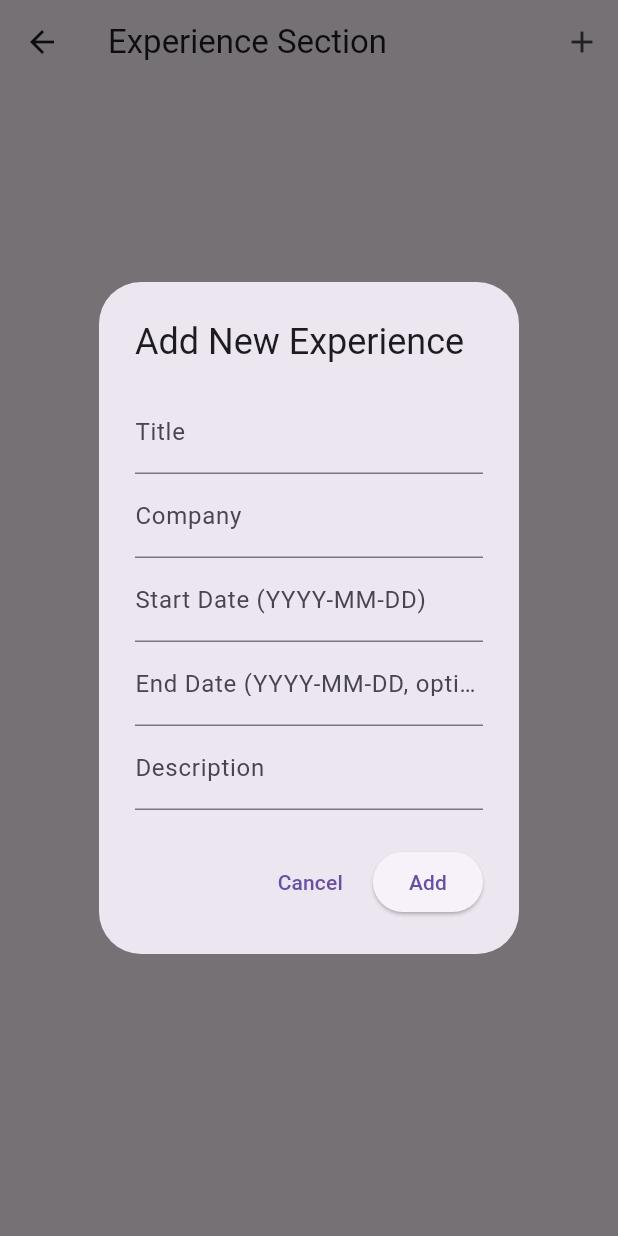
After one commit to Hidayattullah/porto_cv, a Flutter app: the ExperienceSec screen opened directly, after a tap on the "add" icon, on a phone screen of 412 x 824 dp. The commit adds this screen. Run offline on Flutter 3.47's test engine with Material 3 defaults, Android fonts, the phone set to English and light mode, and no system bars; our stand-ins replace cloud_firestore, equatable, firebase_auth, firebase_core, flutter_bloc, flutter_sticky_header and 1 more; accounts and stored records are empty; statements that could not run were skipped.

Commit message:
memperbaiki refresh content

```diff
--- a/lib/presentation/pages/auth/login.dart
+++ b/lib/presentation/pages/auth/login.dart
@@ -26,6 +26,7 @@ class LoginPage extends StatelessWidget {
               SnackBar(
                 content: Text(state.message),
                 backgroundColor: Colors.red,
+                behavior: SnackBarBehavior.floating,
               ),
             );
           }
--- /dev/null
+++ b/lib/presentation/pages/experience/experience_add.dart
@@ -0,0 +1,91 @@
+import 'package:flutter/material.dart';
+import '../../../domain/entities/experience_entity.dart';
+
+class AddExperienceDialog extends StatelessWidget {
+  final Function(ExperienceEntity) onAddExperience;
+
+  const AddExperienceDialog({super.key, required this.onAddExperience});
+
+  @override
+  Widget build(BuildContext context) {
+    final titleController = TextEditingController();
+    final companyController = TextEditingController();
+    final descriptionController = TextEditingController();
+    final startDateController = TextEditingController();
+    final endDateController = TextEditingController();
+
+    return AlertDialog(
+      title: const Text('Add New Experience'),
+      content: SingleChildScrollView(
+        child: Column(
+          mainAxisSize: MainAxisSize.min,
+          children: [
+            TextField(
+              controller: titleController,
+              decoration: const InputDecoration(labelText: 'Title'),
+            ),
+            TextField(
+              controller: companyController,
+              decoration: const InputDecoration(labelText: 'Company'),
+            ),
+            TextField(
+              controller: startDateController,
+              decoration: const InputDecoration(labelText: 'Start Date (YYYY-MM-DD)'),
+            ),
+            TextField(
+              controller: endDateController,
+              decoration: const InputDecoration(labelText: 'End Date (YYYY-MM-DD, optional)'),
+            ),
+            TextField(
+              controller: descriptionController,
+              decoration: const InputDecoration(labelText: 'Description'),
+            ),
+          ],
+        ),
+      ),
+      actions: [
+        TextButton(
+          child: const Text('Cancel'),
+          onPressed: () {
+            Navigator.of(context).pop();
+          },
+        ),
+        ElevatedButton(
+          child: const Text('Add'),
+          onPressed: () {
+            final title = titleController.text;
+            final company = companyController.text;
+            final description = descriptionController.text;
+            final startDate = DateTime.tryParse(startDateController.text);
+            final endDate = endDateController.text.isNotEmpty
+                ? DateTime.tryParse(endDateController.text)
+                : null;
+
+            if (title.isNotEmpty && company.isNotEmpty && startDate != null && description.isNotEmpty) {
+              final newExperience = ExperienceEntity(
+                id: '', // ID akan digenerate saat menambah ke database
+                title: title,
+                company: company,
+                startDate: startDate,
+                endDate: endDate,
+                description: description,
+                tags: [], // Kosongkan atau isi dengan tags yang sesuai
+              );
+
+              onAddExperience(newExperience);
+              Navigator.of(context).pop(); // Tutup dialog setelah menambah
+            } else {
+              // Tampilkan pesan kesalahan atau feedback ke user jika input tidak valid
+              ScaffoldMessenger.of(context).showSnackBar(
+                const SnackBar(
+                  content: Text('Please fill all required fields.'),
+                  behavior: SnackBarBehavior.floating,
+                ),
+              );
+            }
+          },
+        ),
+      ],
+    );
+  }
+}
--- /dev/null
+++ b/lib/presentation/pages/experience/experience_body.dart
@@ -0,0 +1,151 @@
+import 'package:flutter/material.dart';
+import 'package:flutter_bloc/flutter_bloc.dart';
+import '../../cubits/experience/experience_cubit.dart';
+import '../../cubits/experience/experience_state.dart';
+import '../../widgets/cards/ovalcard.dart';
+import 'package:firebase_auth/firebase_auth.dart';
+import 'package:intl/intl.dart';
+import 'experience_add.dart';
+import 'experience_update.dart'; // Import dialog
+
+class ExperienceSec extends StatefulWidget {
+  const ExperienceSec({super.key});
+
+  @override
+  _ExperienceSecState createState() => _ExperienceSecState();
+}
+
+class _ExperienceSecState extends State<ExperienceSec> {
+  late final FirebaseAuth _auth;
+  User? _user;
+
+  @override
+  void initState() {
+    super.initState();
+    _auth = FirebaseAuth.instance;
+    _user = _auth.currentUser;
+
+    // Listener untuk perubahan status autentikasi
+    _auth.authStateChanges().listen((User? user) {
+      if (!mounted) return; // Cek apakah widget masih terpasang sebelum melakukan operasi UI
+      setState(() {
+        _user = user;
+      });
+
+      // Refresh data ketika user logout
+      if (user == null) {
+        context.read<ExperienceCubit>().fetchExperiences();
+      }
+    });
+
+    // Memanggil fungsi untuk memuat data pengalaman saat widget pertama kali dibangun
+    context.read<ExperienceCubit>().fetchExperiences();
+  }
+
+  String formatDate(DateTime date) {
+    // Mengubah format tanggal menjadi ddMMyyyy
+    return DateFormat('ddMMyyyy').format(date);
+  }
+
+  @override
+  Widget build(BuildContext context) {
+    return Scaffold(
+      appBar: AppBar(
+        title: const Text('Experience Section'),
+        actions: [
+          if (_user != null)
+            IconButton(
+              icon: const Icon(Icons.add),
+              onPressed: () {
+                showDialog(
+                  context: context,
+                  builder: (context) => AddExperienceDialog(
+                    onAddExperience: (newExperience) {
+                      context.read<ExperienceCubit>().addNewExperience(newExperience);
+                    },
+                  ),
+                );
+              },
+            ),
+        ],
+      ),
+      body: BlocBuilder<ExperienceCubit, ExperienceState>(
+        builder: (context, state) {
+          if (state is ExperienceLoading) {
+            return const Center(child: CircularProgressIndicator());
+          } else if (state is ExperienceLoaded) {
+            final experiences = state.experiences;
+            if (experiences.isEmpty) {
+              return const Center(child: Text('No experiences found.'));
+            }
+            return SingleChildScrollView(
+              child: Center(
+                child: Column(
+                  mainAxisAlignment: MainAxisAlignment.center,
+                  children: experiences.map((experience) {
+                    return Padding(
+                      padding: const EdgeInsets.symmetric(vertical: 10.0),
+                      child: Dismissible(
+                        key: Key(experience.id),
+                        onDismissed: (direction) {
+                          if (_user != null) {
+                            context
+                                .read<ExperienceCubit>()
+                                .deleteExistingExperience(experience.id);
+                          } else {
+                            ScaffoldMessenger.of(context).showSnackBar(
+                              const SnackBar(
+                                content: Text('Anda harus login untuk menghapus pengalaman.'),
+                                behavior: SnackBarBehavior.floating,
+                              ),
+                            );
+                          }
+                        },
+                        background: Container(
+                          color: Colors.red,
+                          alignment: Alignment.centerRight,
+                          padding: const EdgeInsets.only(right: 20),
+                          child: const Icon(Icons.delete, color: Colors.white),
+                        ),
+                        child: OvalCard(
+                          title: experience.title,
+                          description: "${experience.description}\n"
+                              "Start Date: ${formatDate(experience.startDate)}\n"
+                              "End Date: ${experience.endDate != null ? formatDate(experience.endDate!) : 'Present'}",
+                          showButtons: _user != null,
+                          onUpdate: _user != null
+                              ? () {
+                                  showDialog(
+                                    context: context,
+                                    builder: (context) => UpdateExperienceDialog(
+                                      experience: experience,
+                                      onUpdateExperience: (updatedExperience) {
+                                        context.read<ExperienceCubit>().updateExistingExperience(updatedExperience);
+                                      },
+                                    ),
+                                  );
+                                }
+                              : () {},
+                          onDelete: _user != null
+                              ? () {
+                                  context.read<ExperienceCubit>().deleteExistingExperience(experience.id);
+                                }
+                              : () {},
+                        ),
+                      ),
+                    );
+                  }).toList(),
+                ),
+              ),
+            );
+          } else if (state is ExperienceError) {
+            return Center(
+              child: Text(state.message),
+            );
+          }
+          return const SizedBox.shrink();
+        },
+      ),
+    );
+  }
+}
--- /dev/null
+++ b/lib/presentation/pages/experience/experience_update.dart
@@ -0,0 +1,98 @@
+import 'package:flutter/material.dart';
+import '../../../domain/entities/experience_entity.dart';
+import 'package:intl/intl.dart';
+
+class UpdateExperienceDialog extends StatelessWidget {
+  final ExperienceEntity experience;
+  final Function(ExperienceEntity) onUpdateExperience;
+
+  const UpdateExperienceDialog({
+    super.key,
+    required this.experience,
+    required this.onUpdateExperience,
+  });
+
+  @override
+  Widget build(BuildContext context) {
+    final titleController = TextEditingController(text: experience.title);
+    final companyController = TextEditingController(text: experience.company);
+    final descriptionController = TextEditingController(text: experience.description);
+    final startDateController = TextEditingController(text: DateFormat('yyyy-MM-dd').format(experience.startDate));
+    final endDateController = TextEditingController(
+        text: experience.endDate != null ? DateFormat('yyyy-MM-dd').format(experience.endDate!) : '');
+
+    return AlertDialog(
+      title: const Text('Update Experience'),
+      content: SingleChildScrollView(
+        child: Column(
+          mainAxisSize: MainAxisSize.min,
+          children: [
+            TextField(
+              controller: titleController,
+              decoration: const InputDecoration(labelText: 'Title'),
+            ),
+            TextField(
+              controller: companyController,
+              decoration: const InputDecoration(labelText: 'Company'),
+            ),
+            TextField(
+              controller: startDateController,
+              decoration: const InputDecoration(labelText: 'Start Date (YYYY-MM-DD)'),
+            ),
+            TextField(
+              controller: endDateController,
+              decoration: const InputDecoration(labelText: 'End Date (YYYY-MM-DD, optional)'),
+            ),
+            TextField(
+              controller: descriptionController,
+              decoration: const InputDecoration(labelText: 'Description'),
+            ),
+          ],
+        ),
+      ),
+      actions: [
+        TextButton(
+          child: const Text('Cancel'),
+          onPressed: () {
+            Navigator.of(context).pop();
+          },
+        ),
+        ElevatedButton(
+          child: const Text('Update'),
+          onPressed: () {
+            final title = titleController.text;
+            final company = companyController.text;
+            final description = descriptionController.text;
+            final startDate = DateTime.tryParse(startDateController.text);
+            final endDate = endDateController.text.isNotEmpty
+                ? DateTime.tryParse(endDateController.text)
+                : null;
+
+            if (title.isNotEmpty && company.isNotEmpty && startDate != null && description.isNotEmpty) {
+              final updatedExperience = ExperienceEntity(
+                id: experience.id, // ID pengalaman yang akan di-update
+                title: title,
+                company: company,
+                startDate: startDate,
+                endDate: endDate,
+                description: description,
+                tags: experience.tags, // Tetap menggunakan tags yang sudah ada
+              );
+
+              onUpdateExperience(updatedExperience);
+              Navigator.of(context).pop(); // Tutup dialog setelah update
+            } else {
+              // Tampilkan pesan kesalahan atau feedback ke user jika input tidak valid
+              ScaffoldMessenger.of(context).showSnackBar(
+                const SnackBar(
+                  content: Text('Please fill all required fields.'),
+                  behavior: SnackBarBehavior.floating,
+                ),
+              );
+            }
+          },
+        ),
+      ],
+    );
+  }
+}
--- a/lib/presentation/pages/landing_page.dart
+++ b/lib/presentation/pages/landing_page.dart
@@ -4,7 +4,7 @@ import 'package:scrollable_positioned_list/scrollable_positioned_list.dart';
 import '../cubits/navigation/navigation_cubit.dart';
 import '../widgets/navigation/desktop_sec.dart';
 import '../widgets/navigation/mobile_sec.dart';
-import 'experience/experience_sec.dart';
+import 'experience/experience_body.dart';
 import 'content/contact_sec.dart';
 import 'content/home_sec.dart';
 import 'content/project_sec.dart';
--- a/lib/presentation/widgets/navigation/desktop_sec.dart
+++ b/lib/presentation/widgets/navigation/desktop_sec.dart
@@ -24,6 +24,7 @@ class DesktopSec extends StatelessWidget {
                   Text('Login berhasil!'),
                 ],
               ),
+              behavior: SnackBarBehavior.floating,
               duration: Duration(seconds: 2),
             ),
           );
@@ -38,6 +39,7 @@ class DesktopSec extends StatelessWidget {
                   Text('Logout berhasil!'),
                 ],
               ),
+              behavior: SnackBarBehavior.floating,
               duration: Duration(seconds: 2),
             ),
           );
--- a/lib/presentation/widgets/navigation/mobile_sec.dart
+++ b/lib/presentation/widgets/navigation/mobile_sec.dart
@@ -3,7 +3,7 @@ import 'package:flutter_bloc/flutter_bloc.dart';
 import 'package:flutter_sticky_header/flutter_sticky_header.dart';
 import '../../cubits/auth/auth_cubit.dart';
 import '../../cubits/auth/auth_state.dart';
-import '../../pages/experience/experience_sec.dart';
+import '../../pages/experience/experience_body.dart';
 import '../../pages/content/home_sec.dart';
 import '../../pages/content/project_sec.dart';
 import '../../pages/content/contact_sec.dart';
@@ -26,6 +26,7 @@ class MobileSec extends StatelessWidget {
                   Text('Login berhasil!'),
                 ],
               ),
+              behavior: SnackBarBehavior.floating,
               duration: Duration(seconds: 2),
             ),
           );
@@ -40,6 +41,7 @@ class MobileSec extends StatelessWidget {
                   Text('Logout berhasil!'),
                 ],
               ),
+              behavior: SnackBarBehavior.floating,
               duration: Duration(seconds: 2),
             ),
           );
```
Also changed, not shown: lib/presentation/pages/experience/experience_sec.dart (deleted, +0 -269 lines).
